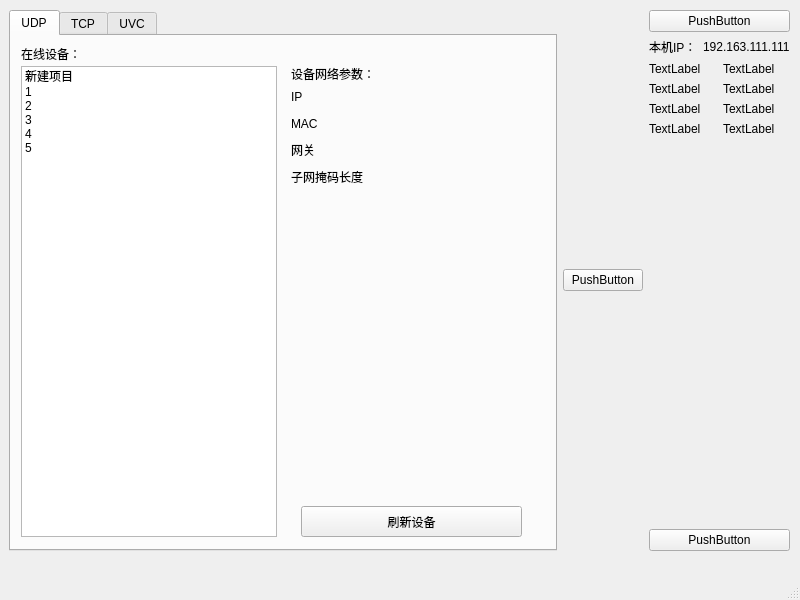
The window that mainwindow.ui (zyxeeker/CameraTool_Qt) describes before a commit, drawn with Qt 5.
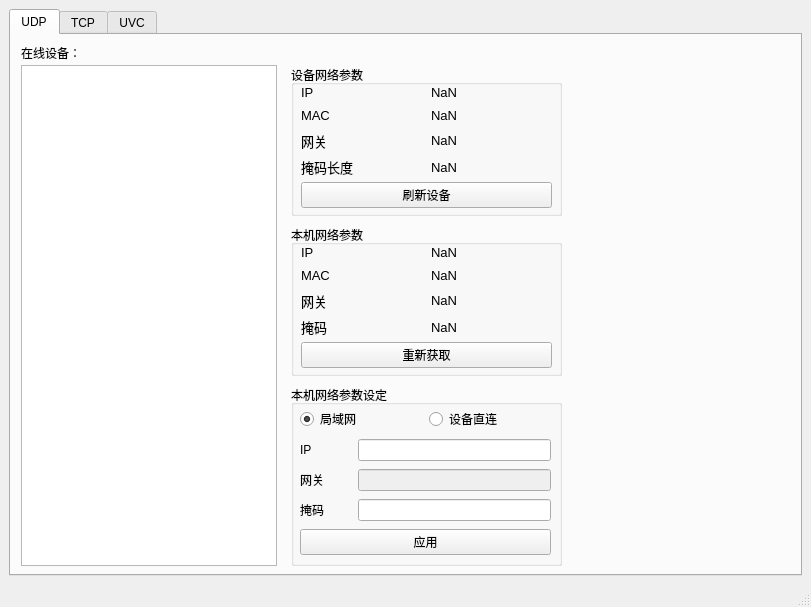
The same window after the commit.

Commit message: 🛠[update]增加本地参数读取&更新界面

What changed in the file:
```diff
--- a/mainwindow.ui
+++ b/mainwindow.ui
@@ -6,25 +6,22 @@
    <rect>
     <x>0</x>
     <y>0</y>
-    <width>800</width>
-    <height>600</height>
+    <width>811</width>
+    <height>607</height>
    </rect>
   </property>
   <property name="windowTitle">
    <string>MainWindow</string>
   </property>
   <widget class="QWidget" name="centralwidget">
-   <widget class="QWidget" name="horizontalLayoutWidget">
-    <property name="geometry">
-     <rect>
-      <x>9</x>
-      <y>10</y>
-      <width>781</width>
-      <height>541</height>
-     </rect>
-    </property>
-    <layout class="QHBoxLayout" name="horizontalLayout">
-     <item>
+   <property name="sizePolicy">
+    <sizepolicy hsizetype="Expanding" vsizetype="Expanding">
+     <horstretch>0</horstretch>
+     <verstretch>0</verstretch>
+    </sizepolicy>
+   </property>
+   <layout class="QGridLayout" name="gridLayout">
+    <item row="0" column="0">
       <widget class="QTabWidget" name="tabWidget">
        <property name="currentIndex">
         <number>0</number>
@@ -52,67 +49,46 @@
            <x>10</x>
            <y>30</y>
            <width>256</width>
-           <height>471</height>
-          </rect>
-         </property>
-         <item>
-          <property name="text">
-           <string>新建项目</string>
-          </property>
-         </item>
-         <item>
-          <property name="text">
-           <string>1</string>
-          </property>
-         </item>
-         <item>
-          <property name="text">
-           <string>2</string>
-          </property>
-         </item>
-         <item>
-          <property name="text">
-           <string>3</string>
-          </property>
-         </item>
-         <item>
-          <property name="text">
-           <string>4</string>
-          </property>
-         </item>
-         <item>
-          <property name="text">
-           <string>5</string>
-          </property>
-         </item>
-        </widget>
-        <widget class="QPushButton" name="do_refresh">
-         <property name="geometry">
-          <rect>
-           <x>290</x>
-           <y>470</y>
-           <width>221</width>
-           <height>31</height>
-          </rect>
-         </property>
-         <property name="text">
-          <string>刷新设备</string>
-         </property>
-        </widget>
-        <widget class="QWidget" name="verticalLayoutWidget_2">
+          <height>501</height>
+         </rect>
+        </property>
+       </widget>
+       <widget class="QGroupBox" name="groupBox">
          <property name="geometry">
           <rect>
            <x>280</x>
-           <y>50</y>
-           <width>241</width>
-           <height>101</height>
-          </rect>
-         </property>
+          <y>30</y>
+          <width>271</width>
+          <height>151</height>
+         </rect>
+        </property>
+        <property name="title">
+         <string>设备网络参数</string>
+        </property>
+        <widget class="QWidget" name="verticalLayoutWidget_3">
+         <property name="geometry">
+          <rect>
+           <x>10</x>
+           <y>20</y>
+           <width>251</width>
+           <height>123</height>
+          </rect>
+         </property>
+         <layout class="QVBoxLayout" name="verticalLayout_4">
+          <item>
          <layout class="QVBoxLayout" name="verticalLayout_3">
+            <property name="spacing">
+             <number>8</number>
+            </property>
           <item>
            <layout class="QHBoxLayout" name="horizontalLayout_9">
             <item>
              <widget class="QLabel" name="label_14">
+                <property name="font">
+                 <font>
+                  <pointsize>10</pointsize>
+                 </font>
+                </property>
               <property name="text">
                <string>IP</string>
               </property>
@@ -120,8 +96,13 @@
             </item>
             <item>
              <widget class="QLabel" name="device_ip">
+                <property name="font">
+                 <font>
+                  <pointsize>10</pointsize>
+                 </font>
+                </property>
               <property name="text">
-               <string/>
+                 <string>NaN</string>
               </property>
              </widget>
             </item>
@@ -131,6 +112,11 @@
            <layout class="QHBoxLayout" name="horizontalLayout_13">
             <item>
              <widget class="QLabel" name="label_20">
+                <property name="font">
+                 <font>
+                  <pointsize>10</pointsize>
+                 </font>
+                </property>
               <property name="text">
                <string>MAC</string>
               </property>
@@ -138,8 +124,13 @@
             </item>
             <item>
              <widget class="QLabel" name="device_mac">
+                <property name="font">
+                 <font>
+                  <pointsize>10</pointsize>
+                 </font>
+                </property>
               <property name="text">
-               <string/>
+                 <string>NaN</string>
               </property>
              </widget>
             </item>
@@ -149,6 +140,11 @@
            <layout class="QHBoxLayout" name="horizontalLayout_11">
             <item>
              <widget class="QLabel" name="label_19">
+                <property name="font">
+                 <font>
+                  <pointsize>10</pointsize>
+                 </font>
+                </property>
               <property name="text">
                <string>网关</string>
               </property>
@@ -156,8 +152,13 @@
             </item>
             <item>
              <widget class="QLabel" name="device_gateway">
+                <property name="font">
+                 <font>
+                  <pointsize>10</pointsize>
+                 </font>
+                </property>
               <property name="text">
-               <string/>
+                 <string>NaN</string>
               </property>
              </widget>
             </item>
@@ -167,82 +168,257 @@
            <layout class="QHBoxLayout" name="horizontalLayout_10">
             <item>
              <widget class="QLabel" name="label_16">
+                <property name="font">
+                 <font>
+                  <pointsize>10</pointsize>
+                 </font>
+                </property>
               <property name="text">
-               <string>子网掩码长度</string>
+                 <string>掩码长度</string>
               </property>
              </widget>
             </item>
             <item>
              <widget class="QLabel" name="mask">
+                <property name="font">
+                 <font>
+                  <pointsize>10</pointsize>
+                 </font>
+                </property>
               <property name="text">
-               <string/>
+                 <string>NaN</string>
               </property>
              </widget>
             </item>
            </layout>
           </item>
          </layout>
-        </widget>
+          </item>
+          <item>
+           <spacer name="verticalSpacer">
+            <property name="orientation">
+             <enum>Qt::Vertical</enum>
+            </property>
+            <property name="sizeHint" stdset="0">
+             <size>
+              <width>20</width>
+              <height>40</height>
+             </size>
+            </property>
+           </spacer>
+          </item>
+          <item>
+           <widget class="QPushButton" name="do_refresh">
+            <property name="text">
+             <string>刷新设备</string>
+            </property>
+           </widget>
+          </item>
+         </layout>
+        </widget>
+       </widget>
+       <widget class="QGroupBox" name="groupBox_2">
+        <property name="geometry">
+         <rect>
+          <x>280</x>
+          <y>190</y>
+          <width>271</width>
+          <height>151</height>
+         </rect>
+        </property>
+        <property name="title">
+         <string>本机网络参数</string>
+        </property>
+        <widget class="QWidget" name="verticalLayoutWidget_4">
+         <property name="geometry">
+          <rect>
+           <x>10</x>
+           <y>20</y>
+           <width>251</width>
+           <height>123</height>
+          </rect>
+         </property>
+         <layout class="QVBoxLayout" name="verticalLayout_5">
+          <item>
+           <layout class="QVBoxLayout" name="verticalLayout_6">
+            <property name="spacing">
+             <number>8</number>
+            </property>
+            <item>
+             <layout class="QHBoxLayout" name="horizontalLayout_14">
+              <item>
+               <widget class="QLabel" name="label_15">
+                <property name="font">
+                 <font>
+                  <pointsize>10</pointsize>
+                 </font>
+                </property>
+                <property name="text">
+                 <string>IP</string>
+                </property>
+               </widget>
+              </item>
+              <item>
+               <widget class="QLabel" name="local_ip">
+                <property name="font">
+                 <font>
+                  <pointsize>10</pointsize>
+                 </font>
+                </property>
+                <property name="text">
+                 <string>NaN</string>
+                </property>
+               </widget>
+              </item>
+             </layout>
+            </item>
+            <item>
+             <layout class="QHBoxLayout" name="horizontalLayout_15">
+              <item>
+               <widget class="QLabel" name="label_21">
+                <property name="font">
+                 <font>
+                  <pointsize>10</pointsize>
+                 </font>
+                </property>
+                <property name="text">
+                 <string>MAC</string>
+                </property>
+               </widget>
+              </item>
+              <item>
+               <widget class="QLabel" name="local_mac">
+                <property name="font">
+                 <font>
+                  <pointsize>10</pointsize>
+                 </font>
+                </property>
+                <property name="text">
+                 <string>NaN</string>
+                </property>
+               </widget>
+              </item>
+             </layout>
+            </item>
+            <item>
+             <layout class="QHBoxLayout" name="horizontalLayout_16">
+              <item>
         <widget class="QLabel" name="label_22">
+                <property name="font">
+                 <font>
+                  <pointsize>10</pointsize>
+                 </font>
+                </property>
+                <property name="text">
+                 <string>网关</string>
+                </property>
+               </widget>
+              </item>
+              <item>
+               <widget class="QLabel" name="local_gateway">
+                <property name="font">
+                 <font>
+                  <pointsize>10</pointsize>
+                 </font>
+                </property>
+                <property name="text">
+                 <string>NaN</string>
+                </property>
+               </widget>
+              </item>
+             </layout>
+            </item>
+            <item>
+             <layout class="QHBoxLayout" name="horizontalLayout_17">
+              <item>
+               <widget class="QLabel" name="label_17">
+                <property name="font">
+                 <font>
+                  <pointsize>10</pointsize>
+                 </font>
+                </property>
+                <property name="text">
+                 <string>掩码</string>
+                </property>
+               </widget>
+              </item>
+              <item>
+               <widget class="QLabel" name="local_mask">
+                <property name="font">
+                 <font>
+                  <pointsize>10</pointsize>
+                 </font>
+                </property>
+                <property name="text">
+                 <string>NaN</string>
+                </property>
+               </widget>
+              </item>
+             </layout>
+            </item>
+           </layout>
+          </item>
+          <item>
+           <spacer name="verticalSpacer_2">
+            <property name="orientation">
+             <enum>Qt::Vertical</enum>
+            </property>
+            <property name="sizeHint" stdset="0">
+             <size>
+              <width>20</width>
+              <height>40</height>
+             </size>
+            </property>
+           </spacer>
+          </item>
+          <item>
+           <widget class="QPushButton" name="local_refresh">
+            <property name="text">
+             <string>重新获取</string>
+            </property>
+           </widget>
+          </item>
+         </layout>
+        </widget>
+       </widget>
+       <widget class="QGroupBox" name="groupBox_3">
          <property name="geometry">
           <rect>
            <x>280</x>
-           <y>30</y>
-           <width>171</width>
-           <height>16</height>
-          </rect>
-         </property>
-         <property name="text">
-          <string>设备网络参数：</string>
-         </property>
-        </widget>
-       </widget>
-       <widget class="QWidget" name="tcp">
-        <attribute name="title">
-         <string>TCP</string>
-        </attribute>
-       </widget>
-       <widget class="QWidget" name="uvc">
-        <attribute name="title">
-         <string>UVC</string>
-        </attribute>
-       </widget>
-      </widget>
-     </item>
-     <item>
-      <widget class="QPushButton" name="pushButton">
-       <property name="text">
-        <string>PushButton</string>
-       </property>
-      </widget>
-     </item>
-     <item>
+          <y>350</y>
+          <width>271</width>
+          <height>181</height>
+         </rect>
+        </property>
+        <property name="title">
+         <string>本机网络参数设定</string>
+        </property>
+        <widget class="QWidget" name="verticalLayoutWidget">
+         <property name="geometry">
+          <rect>
+           <x>9</x>
+           <y>20</y>
+           <width>251</width>
+           <height>153</height>
+          </rect>
+         </property>
       <layout class="QVBoxLayout" name="verticalLayout">
        <item>
-        <widget class="QPushButton" name="pushButton_4">
-         <property name="text">
-          <string>PushButton</string>
-         </property>
-        </widget>
-       </item>
+           <layout class="QHBoxLayout" name="horizontalLayout">
        <item>
-        <layout class="QHBoxLayout" name="horizontalLayout_2">
-         <item>
-          <widget class="QLabel" name="label">
-           <property name="font">
-            <font>
-             <pointsize>9</pointsize>
-            </font>
-           </property>
+             <widget class="QRadioButton" name="lan">
            <property name="text">
-            <string>本机IP：</string>
-           </property>
+               <string>局域网</string>
+              </property>
+              <property name="checked">
+               <bool>true</bool>
+              </property>
           </widget>
          </item>
          <item>
-          <widget class="QLabel" name="label_2">
+             <widget class="QRadioButton" name="direct">
            <property name="text">
-            <string>192.163.111.111</string>
+               <string>设备直连</string>
            </property>
           </widget>
          </item>
@@ -251,115 +427,121 @@
        <item>
         <layout class="QHBoxLayout" name="horizontalLayout_5">
          <item>
-          <widget class="QLabel" name="label_7">
+             <widget class="QLabel" name="label">
            <property name="text">
-            <string>TextLabel</string>
+               <string>IP</string>
            </property>
           </widget>
          </item>
          <item>
-          <widget class="QLabel" name="label_8">
-           <property name="text">
-            <string>TextLabel</string>
-           </property>
-          </widget>
+             <spacer name="horizontalSpacer">
+              <property name="orientation">
+               <enum>Qt::Horizontal</enum>
+              </property>
+              <property name="sizeType">
+               <enum>QSizePolicy::Minimum</enum>
+              </property>
+              <property name="sizeHint" stdset="0">
+               <size>
+                <width>40</width>
+                <height>20</height>
+               </size>
+              </property>
+             </spacer>
+            </item>
+            <item>
+             <widget class="QLineEdit" name="ip_input"/>
          </item>
         </layout>
        </item>
        <item>
         <layout class="QHBoxLayout" name="horizontalLayout_6">
          <item>
-          <widget class="QLabel" name="label_9">
+             <widget class="QLabel" name="label_2">
            <property name="text">
-            <string>TextLabel</string>
+               <string>网关</string>
            </property>
           </widget>
          </item>
          <item>
-          <widget class="QLabel" name="label_10">
-           <property name="text">
-            <string>TextLabel</string>
-           </property>
-          </widget>
-         </item>
-        </layout>
-       </item>
-       <item>
-        <layout class="QHBoxLayout" name="horizontalLayout_7">
-         <item>
-          <widget class="QLabel" name="label_11">
-           <property name="text">
-            <string>TextLabel</string>
-           </property>
-          </widget>
-         </item>
-         <item>
-          <widget class="QLabel" name="label_12">
-           <property name="text">
-            <string>TextLabel</string>
-           </property>
-          </widget>
-         </item>
-        </layout>
-       </item>
-       <item>
-        <layout class="QHBoxLayout" name="horizontalLayout_4">
-         <item>
-          <widget class="QLabel" name="label_5">
-           <property name="text">
-            <string>TextLabel</string>
-           </property>
-          </widget>
-         </item>
-         <item>
-          <widget class="QLabel" name="label_6">
-           <property name="text">
-            <string>TextLabel</string>
-           </property>
-          </widget>
-         </item>
-        </layout>
-       </item>
-       <item>
-        <spacer name="verticalSpacer">
+             <spacer name="horizontalSpacer_2">
          <property name="orientation">
-          <enum>Qt::Vertical</enum>
+               <enum>Qt::Horizontal</enum>
          </property>
          <property name="sizeType">
-          <enum>QSizePolicy::Expanding</enum>
+               <enum>QSizePolicy::Minimum</enum>
          </property>
          <property name="sizeHint" stdset="0">
           <size>
-           <width>0</width>
-           <height>0</height>
+                <width>28</width>
+                <height>20</height>
           </size>
          </property>
         </spacer>
        </item>
        <item>
-        <widget class="QPushButton" name="pushButton_5">
-         <property name="text">
-          <string>PushButton</string>
-         </property>
-         <property name="flat">
+             <widget class="QLineEdit" name="gateway_input">
+              <property name="enabled">
           <bool>false</bool>
          </property>
         </widget>
        </item>
       </layout>
      </item>
-    </layout>
-   </widget>
-  </widget>
-  <widget class="QMenuBar" name="menubar">
-   <property name="geometry">
-    <rect>
-     <x>0</x>
-     <y>0</y>
-     <width>800</width>
-     <height>22</height>
-    </rect>
-   </property>
+          <item>
+           <layout class="QHBoxLayout" name="horizontalLayout_2">
+            <item>
+             <widget class="QLabel" name="label_3">
+              <property name="text">
+               <string>掩码</string>
+              </property>
+             </widget>
+            </item>
+            <item>
+             <spacer name="horizontalSpacer_3">
+              <property name="orientation">
+               <enum>Qt::Horizontal</enum>
+              </property>
+              <property name="sizeType">
+               <enum>QSizePolicy::Minimum</enum>
+              </property>
+              <property name="sizeHint" stdset="0">
+               <size>
+                <width>28</width>
+                <height>20</height>
+               </size>
+              </property>
+             </spacer>
+            </item>
+            <item>
+             <widget class="QLineEdit" name="mask_input"/>
+            </item>
+           </layout>
+          </item>
+          <item>
+           <widget class="QPushButton" name="apply">
+            <property name="text">
+             <string>应用</string>
+            </property>
+           </widget>
+          </item>
+         </layout>
+        </widget>
+       </widget>
+      </widget>
+      <widget class="QWidget" name="tcp">
+       <attribute name="title">
+        <string>TCP</string>
+       </attribute>
+      </widget>
+      <widget class="QWidget" name="uvc">
+       <attribute name="title">
+        <string>UVC</string>
+       </attribute>
+      </widget>
+     </widget>
+    </item>
+   </layout>
   </widget>
   <widget class="QStatusBar" name="statusbar"/>
  </widget>
```
Left out of the diff: 35 changed lines with no effect on the pictures. Lines whose indentation alone changed are shown as unchanged. The commit also changes 2 other files.
